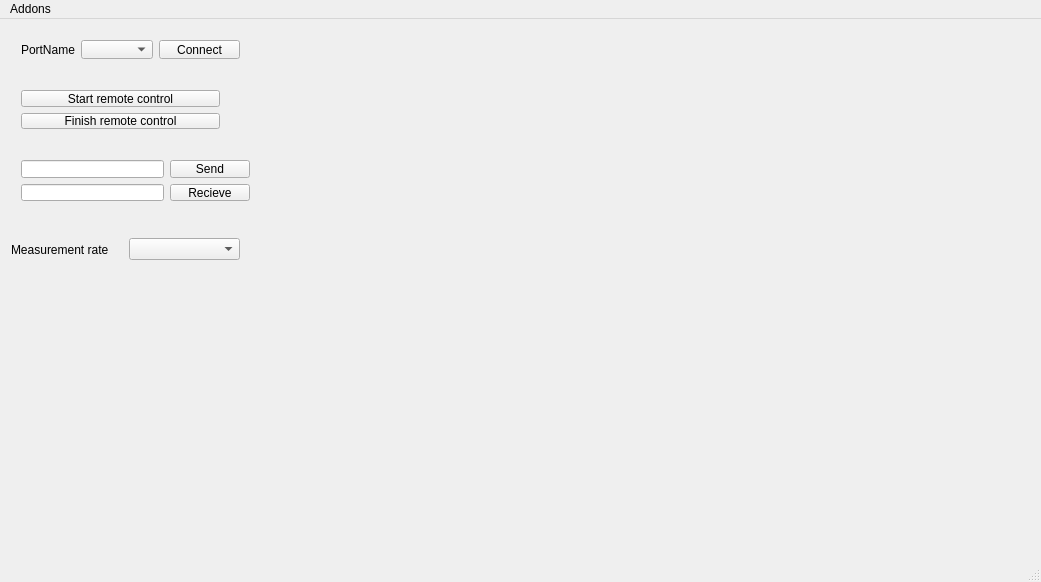
Above: mainwindow.ui from mefisto545/Ohmmeter before the change. Below: the same form after it.
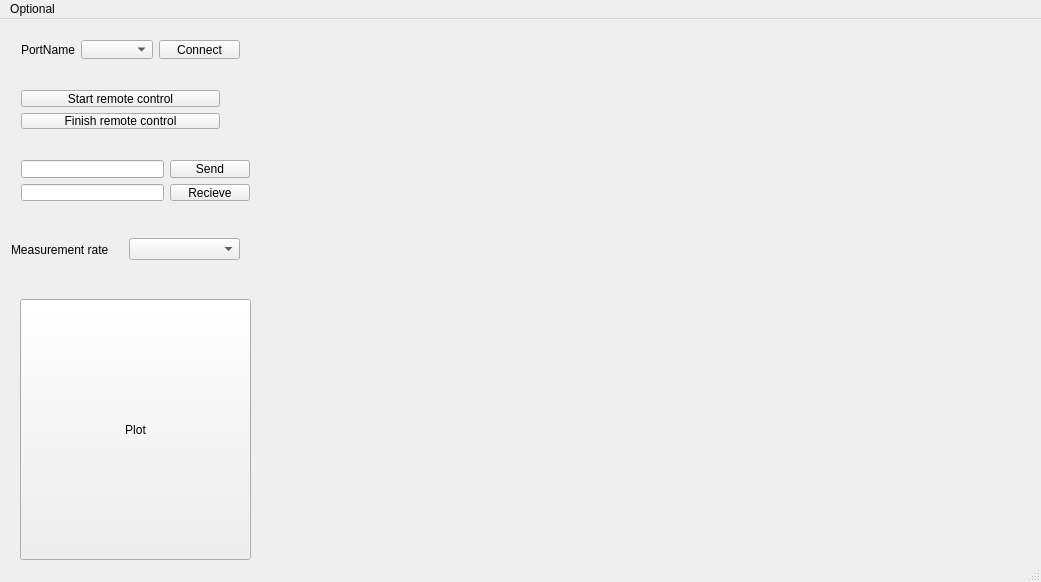
That is the form after the change. Custom widgets are drawn as their Qt base class.

The edit to the form file:
```diff
--- a/mainwindow.ui
+++ b/mainwindow.ui
@@ -149,6 +149,19 @@
      </item>
     </layout>
    </widget>
+   <widget class="QPushButton" name="pushButtonPlot">
+    <property name="geometry">
+     <rect>
+      <x>20</x>
+      <y>280</y>
+      <width>231</width>
+      <height>261</height>
+     </rect>
+    </property>
+    <property name="text">
+     <string>Plot</string>
+    </property>
+   </widget>
    <zorder>layoutWidget</zorder>
    <zorder>layoutWidget1</zorder>
    <zorder>layoutWidget2</zorder>
@@ -167,7 +180,7 @@
    </property>
    <widget class="QMenu" name="menuAddons">
     <property name="title">
-     <string>Addons</string>
+     <string>Optional</string>
     </property>
     <addaction name="actionComUpd"/>
    </widget>
```
Left out of the diff: 1 changed line with no effect on the pictures.
